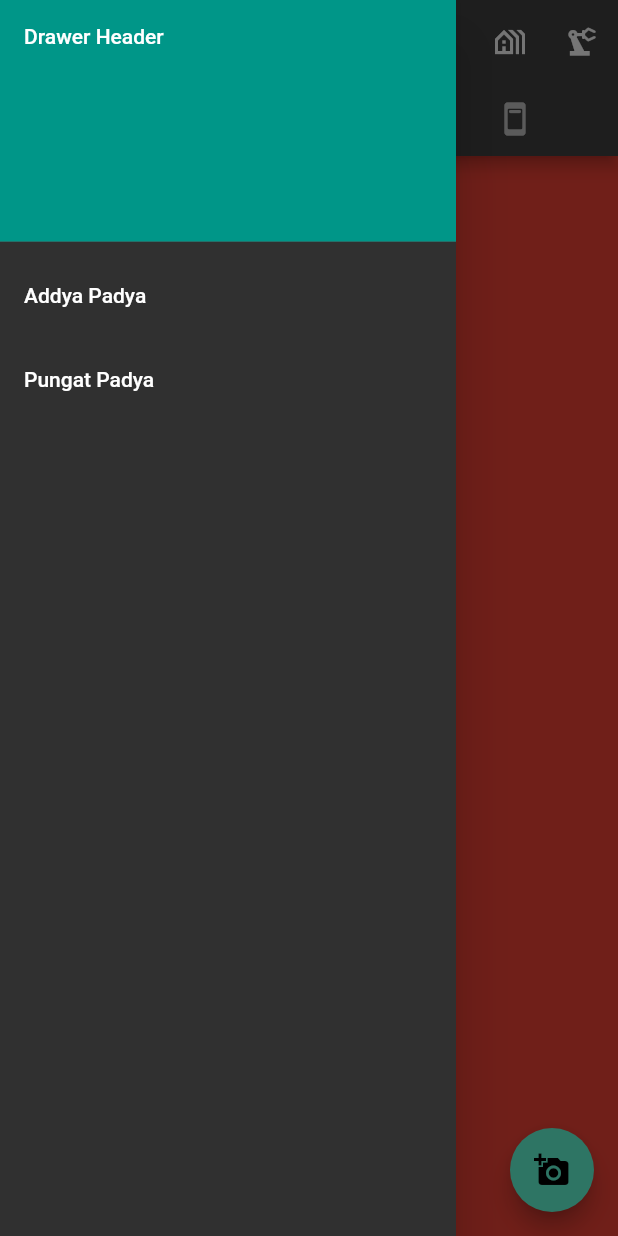
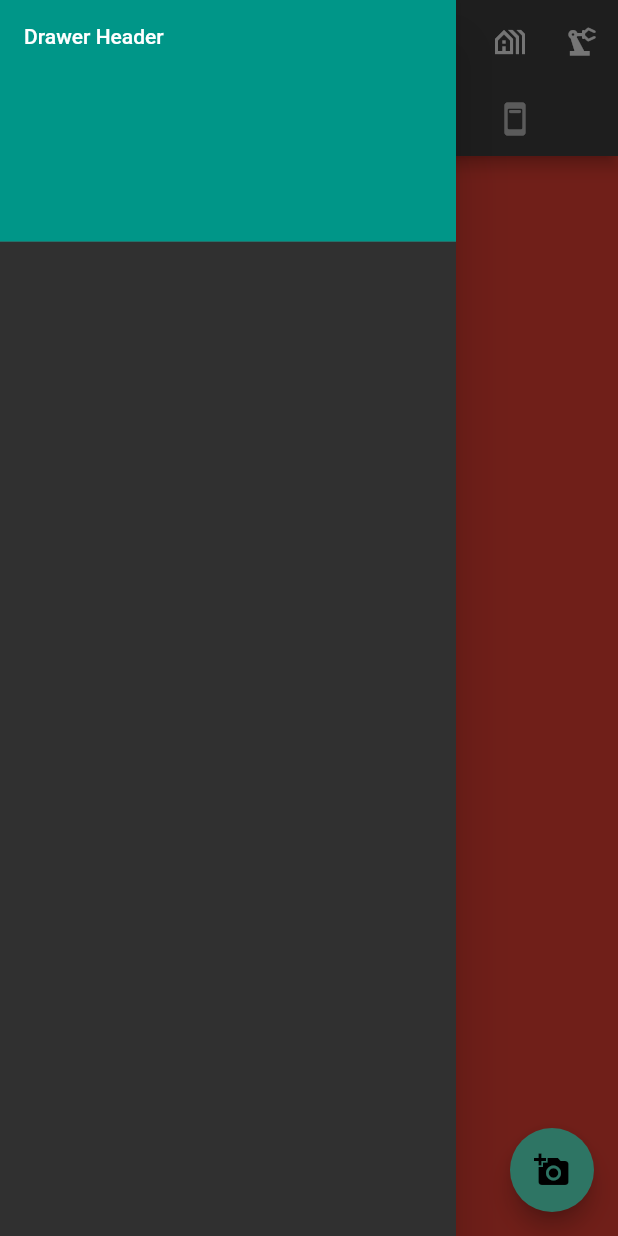
Before and after one commit to rajeabhilash/Drushya, a Flutter app: the TabAndDrawer screen opened directly, with the side drawer open, on a phone screen of 412 x 824 dp. Run offline on Flutter 3.47's test engine with Material 2 defaults, Android fonts, the phone set to English and light mode, and no system bars; our stand-ins replace google_fonts, motion_tab_bar_v2.

Commit message:
New Start - D1

```diff
--- a/lib/Neumorphism/NeuHome.dart
+++ b/lib/Neumorphism/NeuHome.dart
@@ -76,7 +76,7 @@ class HomePage extends StatelessWidget {
           },
         ),
         bottomNavigationBar: BottomAppBar(
-          elevation: 0,
+          elevation: 4,
           shape: CircularNotchedRectangle(),
           notchMargin: 4.0,
           child: Row(
--- a/lib/Widgets/DmDrawer.dart
+++ b/lib/Widgets/DmDrawer.dart
@@ -9,9 +9,10 @@ class DmDrawer extends StatelessWidget {
       child: ListView(
         padding: EdgeInsets.zero,
         children: const <Widget>[
-          DrawerHeader(child: Text("Drawer Header"), decoration: BoxDecoration(color: Colors.teal),),
-          ListTile(title: Text("Addya Padya"),),
-          ListTile(title: Text("Pungat Padya"),)
+          DrawerHeader(
+            child: Text("Drawer Header"),
+            decoration: BoxDecoration(color: Colors.teal),
+          ),
         ],
       ),
     );
--- a/lib/main.dart
+++ b/lib/main.dart
@@ -1,7 +1,8 @@
-import 'package:Drushya/Animations/AnimeSimple.dart';
 import 'package:Drushya/Neumorphism/NeuTheme.dart';
+import 'package:Drushya/Widgets/DmDrawer.dart';
 import 'package:flutter/material.dart';
 import 'package:provider/provider.dart';
+import 'Neumorphism/NeuHome.dart';
 
 void main() async {
   runApp(const StartDrushya());
@@ -25,7 +26,7 @@ class StartDrushya extends StatelessWidget {
           theme: NeuTheme.lightTheme,
           darkTheme: NeuTheme.darkTheme,
           debugShowCheckedModeBanner: false,
-          home: AnimeHome(),
+          home: DmDrawer(),
         );
       },
     );
```
Also changed, not shown: lib/Widgets/MotionTabBarBadge.dart (+17 -8 lines), pubspec.lock. Lines whose indentation alone changed are shown as unchanged.
